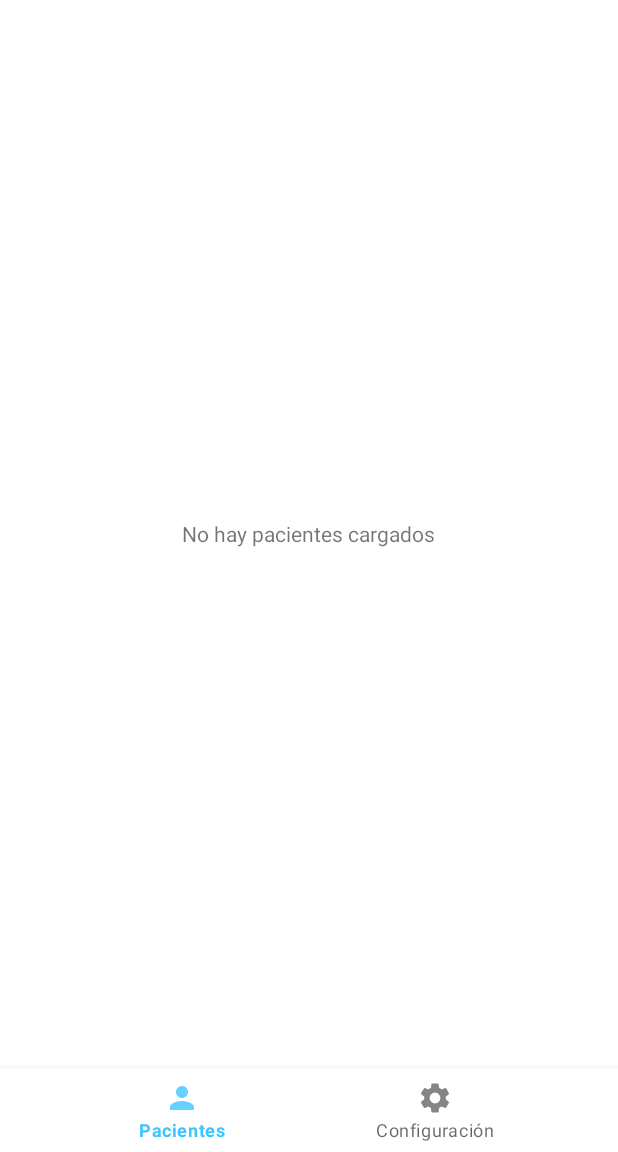
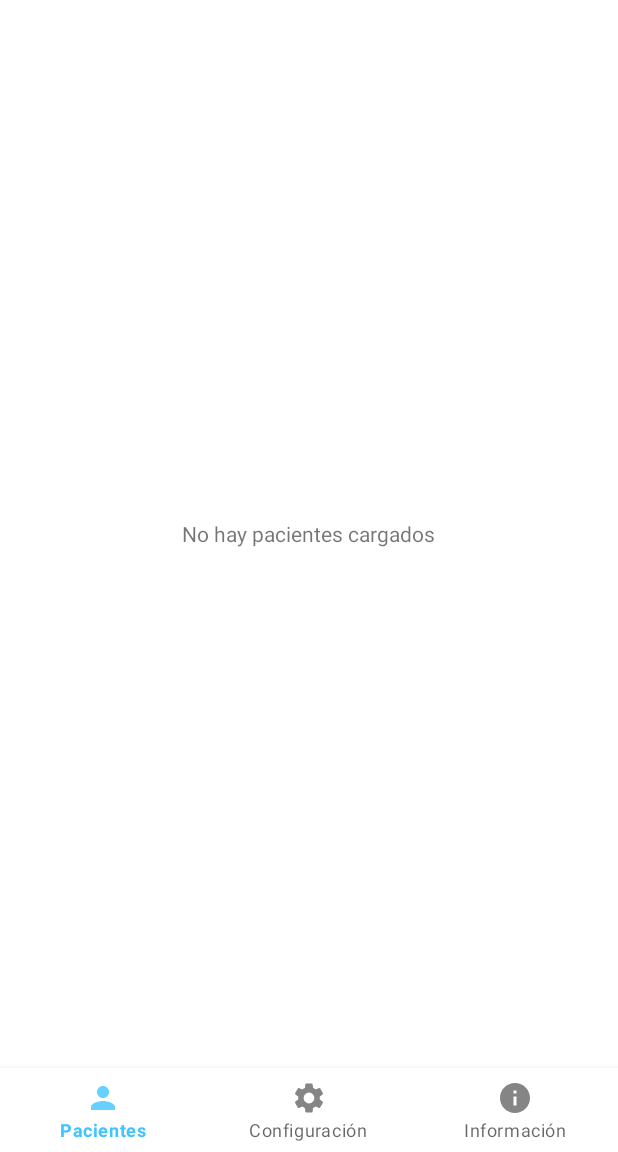
Before and after one commit to chanum/MoSimPa, an Android app: the screen it shows after launch (MainActivity), on a phone screen of 412 x 824 dp, the part 84-1236 px from its top. Run offline under Robolectric (Android 15) with nearby library versions, the light colour scheme and no system bars; our stand-ins replace Dagger/Hilt's generated code, Room's generated code, RxJava, navigation-ui; libraries missing offline, so code that uses them is left out: org.eclipse.paho.

Commit message:
added menu about

```diff
--- /dev/null
+++ b/app/src/main/res/drawable-anydpi/ic_action_info.xml
@@ -0,0 +1,11 @@
+<vector xmlns:android="http://schemas.android.com/apk/res/android"
+    android:width="24dp"
+    android:height="24dp"
+    android:viewportWidth="24"
+    android:viewportHeight="24"
+    android:tint="#2098FF"
+    android:alpha="0.8">
+    <path
+        android:fillColor="#FF000000"
+        android:pathData="M12,2C6.48,2 2,6.48 2,12s4.48,10 10,10 10,-4.48 10,-10S17.52,2 12,2zM13,17h-2v-6h2v6zM13,9h-2L11,7h2v2z"/>
+</vector>
--- a/app/src/main/res/menu/menu_bottom_nav_main.xml
+++ b/app/src/main/res/menu/menu_bottom_nav_main.xml
@@ -11,4 +11,8 @@
         android:icon="@drawable/ic_action_settings"
         android:title="@string/bottom_menu_settings" />
 
+    <item
+        android:id="@+id/info_dest"
+        android:icon="@drawable/ic_action_info"
+        android:title="@string/bottom_menu_info"/>
 </menu>
--- a/app/src/main/res/navigation/navigation_graph.xml
+++ b/app/src/main/res/navigation/navigation_graph.xml
@@ -51,4 +51,9 @@
             app:argType="long"
             android:defaultValue="-1L" />
     </fragment>
+    <fragment
+        android:id="@+id/info_dest"
+        android:name="com.mapx.kosten.mosimpa.presentation.fragments.info.InfoFragment"
+        android:label="@string/nav_label_info"
+        tools:layout="@layout/fragment_info" />
 </navigation>
--- a/app/src/main/res/values/strings.xml
+++ b/app/src/main/res/values/strings.xml
@@ -7,12 +7,14 @@
     <!-- Bottom navigation -->
     <string name="bottom_menu_main">Pacientes</string>
     <string name="bottom_menu_settings">Configuración</string>
+    <string name="bottom_menu_info">Información</string>
 
     <!-- Navigation Graph-->
     <string name="nav_label_patients">MoSimPa</string>
     <string name="nav_label_settings">Configuración</string>
     <string name="nav_label_settings_patient">Editar</string>
     <string name="nav_label_sensors">Monitor</string>
+    <string name="nav_label_info">Información</string>
 
     <!-- Patient Adapter -->
     <string name="patient_item_title">Paciente</string>
```
Also changed, not shown: app/src/main/java/com/mapx/kosten/mosimpa/presentation/fragments/info/InfoFragment.kt (added, +24 -0 lines), app/src/main/res/layout/fragment_info.xml (added, +22 -0 lines), app/src/main/res/drawable-hdpi/ic_action_info.png (added), app/src/main/res/drawable-mdpi/ic_action_info.png (added), app/src/main/res/drawable-v24/logo_ayudar.png (added), app/src/main/res/drawable-xhdpi/ic_action_info.png (added), app/src/main/res/drawable-xxhdpi/ic_action_info.png (added).
